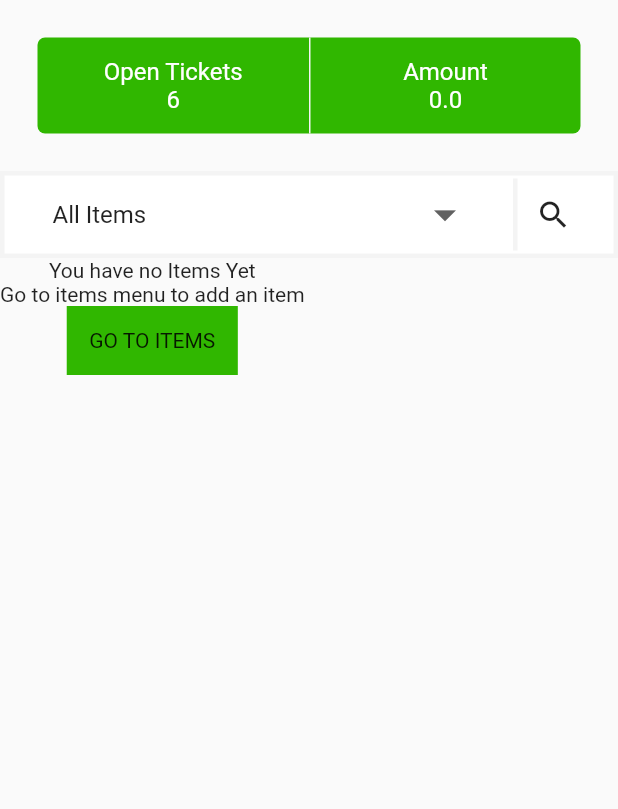
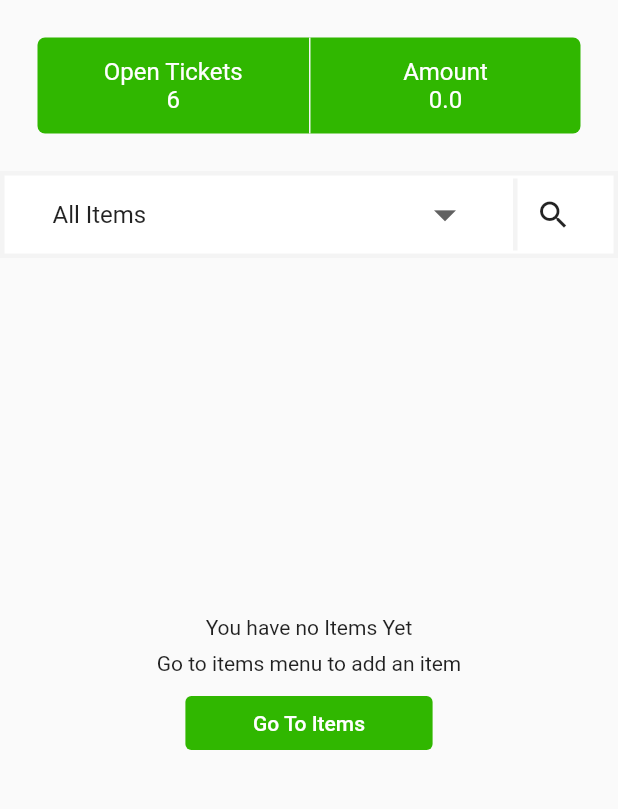
Before and after one commit to Yogesh070/POS, a Flutter app: the screen it shows after launch, on a phone screen of 412 x 824 dp, the part 120-929 px from its top. Run offline on Flutter 3.47's test engine with Material 2 defaults, Android fonts, the phone set to English and light mode, and no system bars; our stand-ins replace cached_network_image, expandable_page_view, flutter_svg, image_picker; accounts and stored records are empty; network calls fail.

Commit message:
fixed empty items state

```diff
--- a/lib/screens/homepage.dart
+++ b/lib/screens/homepage.dart
@@ -3,6 +3,7 @@ import 'package:flutter/material.dart';
 import 'package:flutter_svg/flutter_svg.dart';
 import 'package:pos/components/expandable_sidenav.dart';
 import 'package:pos/components/items_grid_view.dart';
+import 'package:pos/components/primary_button.dart';
 import 'package:pos/controller/items_controller.dart';
 import 'package:pos/controller/settings_controller.dart';
 import 'package:pos/controller/ticket.dart';
@@ -404,16 +405,29 @@ class _HomepageState extends State<Homepage> {
                                 futureItem: futureItem,
                               )
                             : ItemsGridView(futureItem: futureItem))
-                        : Center(
+                        : Expanded(
                             child: Column(
+                              mainAxisAlignment: MainAxisAlignment.center,
+                              crossAxisAlignment: CrossAxisAlignment.center,
                               children: [
                                 Text('You have no Items Yet'),
-                                Text('Go to items menu to add an item'),
+                                Padding(
+                                  padding:
+                                      const EdgeInsets.symmetric(vertical: 8.0),
+                                  child:
+                                      Text('Go to items menu to add an item'),
+                                ),
                                 Container(
-                                  padding: EdgeInsets.all(15),
-                                  color: kDefaultGreen,
-                                  child: Text('GO TO ITEMS'),
-                                )
+                                  width:
+                                      MediaQuery.of(context).size.width * 0.4,
+                                  child: PrimaryButton(
+                                      title: 'Go To Items',
+                                      onPressed: () {
+                                        setState(() {
+                                          selectedIndex = 2;
+                                        });
+                                      }),
+                                ),
                               ],
                             ),
                           ),
```
